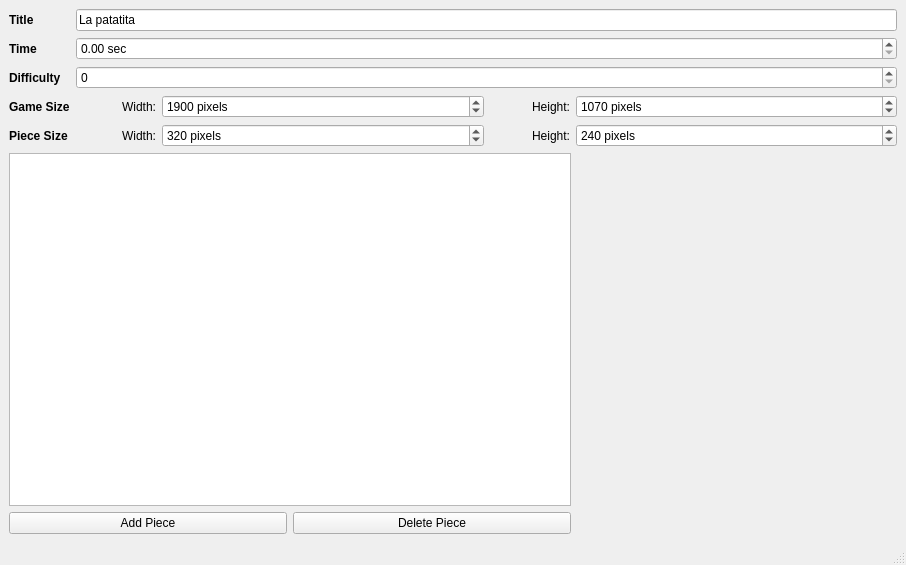
Old version of the form components/tvGames/tools/game_editor_test.ui in the repository robocomp/euroage-tv.
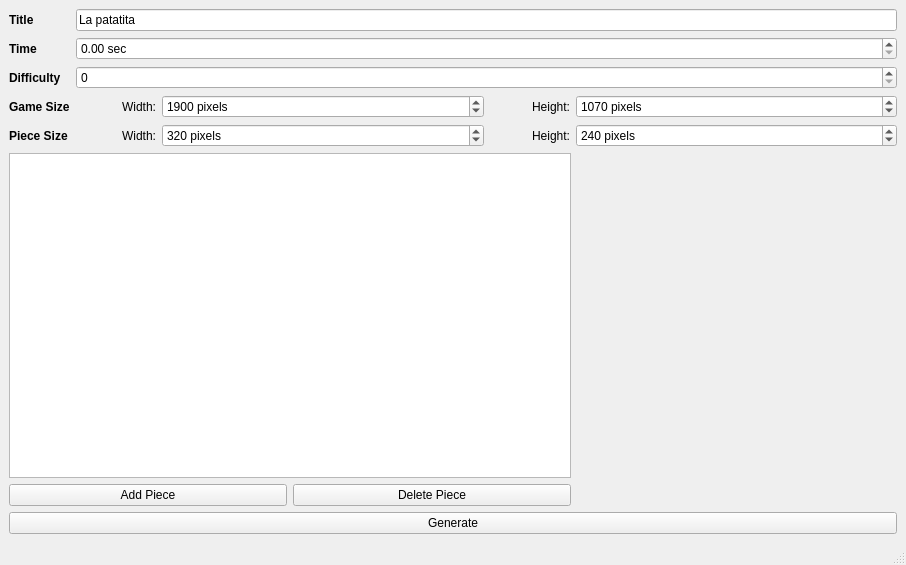
New version of the form.

Patch:
```diff
--- a/components/tvGames/tools/game_editor_test.ui
+++ b/components/tvGames/tools/game_editor_test.ui
@@ -292,6 +292,13 @@
       </item>
      </layout>
     </item>
+    <item>
+     <widget class="QPushButton" name="generate_button">
+      <property name="text">
+       <string>Generate</string>
+      </property>
+     </widget>
+    </item>
    </layout>
   </widget>
   <widget class="QMenuBar" name="menubar">
```
Left out of the diff: 4 changed lines with no effect on the pictures.
